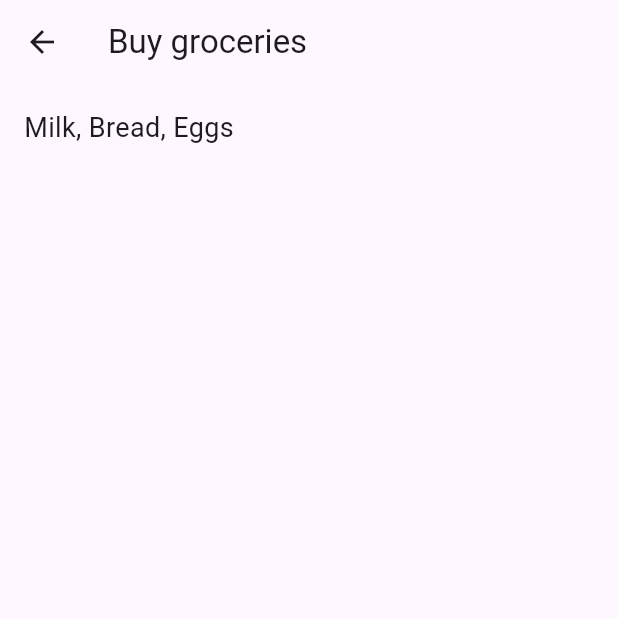
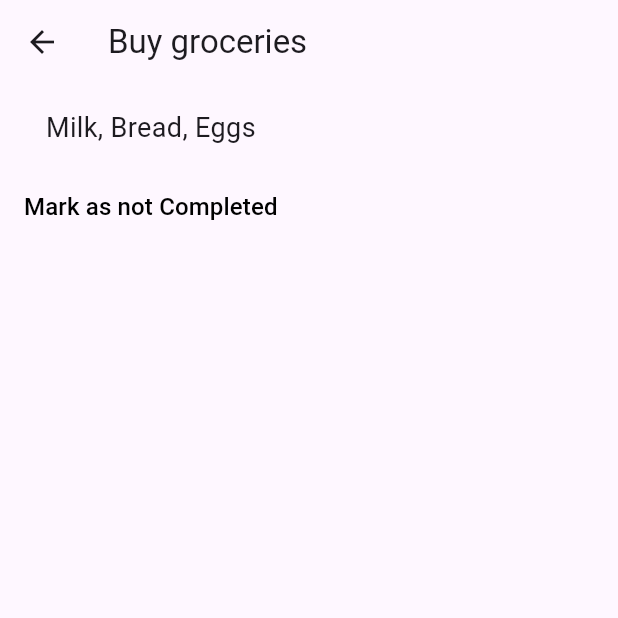
Before and after one commit to kentahayashi0810/flutter_todo_app, a Flutter app: the TodoListPage screen opened directly, after a tap on "Buy groceries", on a phone screen of 412 x 824 dp, the top half of it. Run offline on Flutter 3.47's test engine with Material 3 defaults, Android fonts, the phone set to English and light mode, and no system bars.

Commit message:
added state to todo items

```diff
--- a/lib/todo_detail_page.dart
+++ b/lib/todo_detail_page.dart
@@ -1,18 +1,42 @@
 import 'package:flutter/material.dart';
 import 'package:flutter_todo_app/todo_list_page.dart';
 
-class TodoDetailPage extends StatelessWidget {
+class TodoDetailPage extends StatefulWidget {
   final TodoItem todoItem;
 
   const TodoDetailPage({super.key, required this.todoItem});
 
+  State<TodoDetailPage> createState() => _TodoDetailPageState();
+}
+
+class _TodoDetailPageState extends State<TodoDetailPage> {
   @override
   Widget build(BuildContext context) {
     return Scaffold(
-      appBar: AppBar(title: Text(todoItem.title)),
-      body: Padding(
-        padding: const EdgeInsets.all(16.0),
-        child: Text(todoItem.description, style: TextStyle(fontSize: 18.0)),
+      appBar: AppBar(title: Text(widget.todoItem.title)),
+      body: Column(
+        children: [
+          Padding(
+            padding: const EdgeInsets.all(16.0),
+            child: Text(
+              widget.todoItem.description,
+              style: TextStyle(fontSize: 18.0),
+            ),
+          ),
+          MaterialButton(
+            onPressed: () {
+              setState(() {
+                widget.todoItem.toggleCompleted();
+              });
+            },
+            child: Text(
+              widget.todoItem.completed
+                  ? 'Mark as Completed'
+                  : 'Mark as not Completed',
+              style: TextStyle(color: Colors.black, fontSize: 16.0),
+            ),
+          ),
+        ],
       ),
     );
   }
--- a/lib/todo_list_page.dart
+++ b/lib/todo_list_page.dart
@@ -1,100 +1,44 @@
 import 'package:flutter/material.dart';
 import 'package:flutter_todo_app/todo_detail_page.dart';
+import 'dart:convert';
+import 'package:flutter/services.dart' show rootBundle;
 
 class TodoListPage extends StatelessWidget {
   const TodoListPage({super.key});
 
   @override
   Widget build(BuildContext context) {
-    final List<TodoItem> todoItems = [
-      TodoItem(title: 'Buy groceries', description: 'Milk, Bread, Eggs'),
-      TodoItem(title: 'Walk the dog', description: '30 minutes in the park'),
-      TodoItem(
-        title: 'Complete Flutter project',
-        description: 'Finish the to-do app',
+    Future<List<TodoItem>> loadTodoItems() async {
+      final String jsonString = await rootBundle.loadString(
+        'assets/todos.json',
+      );
+      final List<dynamic> jsonList = json.decode(jsonString);
+      return jsonList
+          .map(
+            (item) => TodoItem(
+              title: item['title'],
+              description: item['description'],
+              completed: item['completed'] ?? false,
             ),
-      TodoItem(
-        title: 'Read a book',
-        description: 'Start with "Flutter for Beginners"',
-      ),
-      TodoItem(
-        title: 'Call Mom',
-        description: 'Check in and see how she is doing',
-      ),
-      TodoItem(title: 'Prepare dinner', description: 'Cook pasta and salad'),
-      TodoItem(title: 'Exercise', description: '30 minutes of cardio'),
-      TodoItem(
-        title: 'Clean the house',
-        description: 'Vacuum and dust all rooms',
-      ),
-      TodoItem(
-        title: 'Plan weekend trip',
-        description: 'Decide on destination and activities',
-      ),
-      TodoItem(
-        title: 'Organize workspace',
-        description: 'Declutter desk and files',
-      ),
-      TodoItem(
-        title: 'Attend meeting',
-        description: 'Discuss project updates with team',
-      ),
-      TodoItem(
-        title: 'Grocery shopping',
-        description: 'Buy fruits and vegetables',
-      ),
-      TodoItem(title: 'Laundry', description: 'Wash and fold clothes'),
-      TodoItem(
-        title: 'Pay bills',
-        description: 'Electricity and internet bills',
-      ),
-      TodoItem(
-        title: 'Study for exam',
-        description: 'Review notes and practice questions',
-      ),
-      TodoItem(title: 'Watch a movie', description: 'Relax and enjoy a film'),
-      TodoItem(
-        title: 'Plan next week',
-        description: 'Set goals and tasks for the week',
-      ),
-      TodoItem(
-        title: 'Meditate',
-        description: 'Spend 10 minutes in mindfulness',
-      ),
-      TodoItem(
-        title: 'Update resume',
-        description: 'Add recent work experience and skills',
-      ),
-      TodoItem(
-        title: 'Practice coding',
-        description: 'Solve problems on LeetCode',
-      ),
-      TodoItem(
-        title: 'Clean the car',
-        description: 'Wash and vacuum the interior',
-      ),
-      TodoItem(
-        title: 'Buy birthday gift',
-        description: 'Find a present for friend\'s birthday',
-      ),
-      TodoItem(
-        title: 'Attend yoga class',
-        description: 'Join the evening session',
-      ),
-      TodoItem(
-        title: 'Write blog post',
-        description: 'Share insights on Flutter development',
-      ),
-      TodoItem(
-        title: 'Plan family gathering',
-        description: 'Organize a get-together',
-      ),
-    ];
+          )
+          .toList();
+    }
 
     return Scaffold(
       appBar: AppBar(title: const Text('To-do List')),
-      body: Center(
-        child: ListView.builder(
+      body: FutureBuilder(
+        future: loadTodoItems(),
+        builder: (context, snapshot) {
+          if (snapshot.connectionState == ConnectionState.waiting) {
+            return const Center(child: CircularProgressIndicator());
+          } else if (snapshot.hasError) {
+            return Center(child: Text('Error: ${snapshot.error}'));
+          } else if (!snapshot.hasData || snapshot.data!.isEmpty) {
+            return const Center(child: Text('No to-do items found.'));
+          } else {
+            final List<TodoItem> todoItems = snapshot.data!;
+
+            return ListView.builder(
               itemCount: todoItems.length,
               itemBuilder: (context, index) => ListTile(
                 title: Text(todoItems[index].title),
@@ -108,7 +52,9 @@ class TodoListPage extends StatelessWidget {
                   );
                 },
               ),
-        ),
+            );
+          }
+        },
       ),
     );
   }
@@ -117,11 +63,15 @@ class TodoListPage extends StatelessWidget {
 class TodoItem {
   final String title;
   final String description;
-  final bool completed;
+  bool completed;
 
   TodoItem({
     required this.title,
     required this.description,
     this.completed = false,
   });
+
+  void toggleCompleted() {
+    completed = !completed;
   }
+}
--- a/pubspec.yaml
+++ b/pubspec.yaml
@@ -58,7 +58,8 @@ flutter:
   uses-material-design: true
 
   # To add assets to your application, add an assets section, like this:
-  # assets:
+  assets:
+      - assets/todos.json
   #   - images/a_dot_burr.jpeg
   #   - images/a_dot_ham.jpeg
 
```
Also changed, not shown: assets/todos.json (added, +102 -0 lines). Lines whose indentation alone changed are shown as unchanged.
